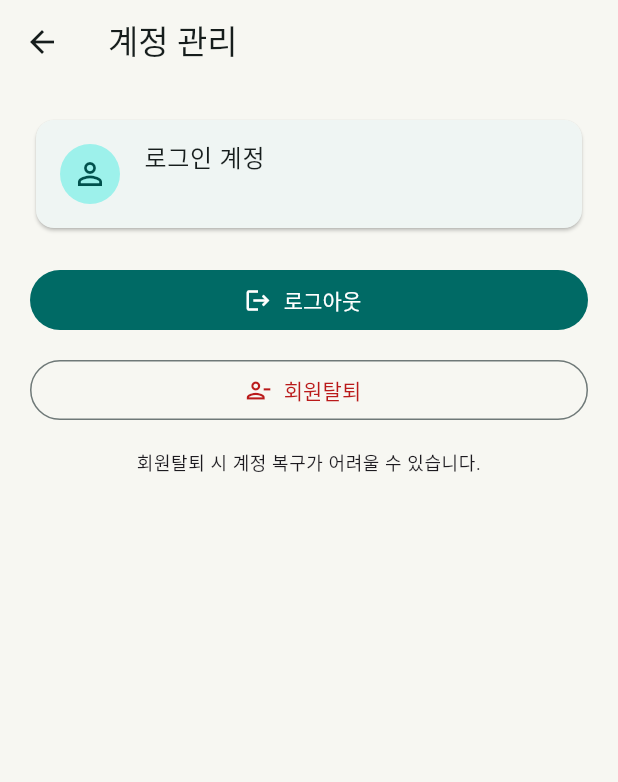
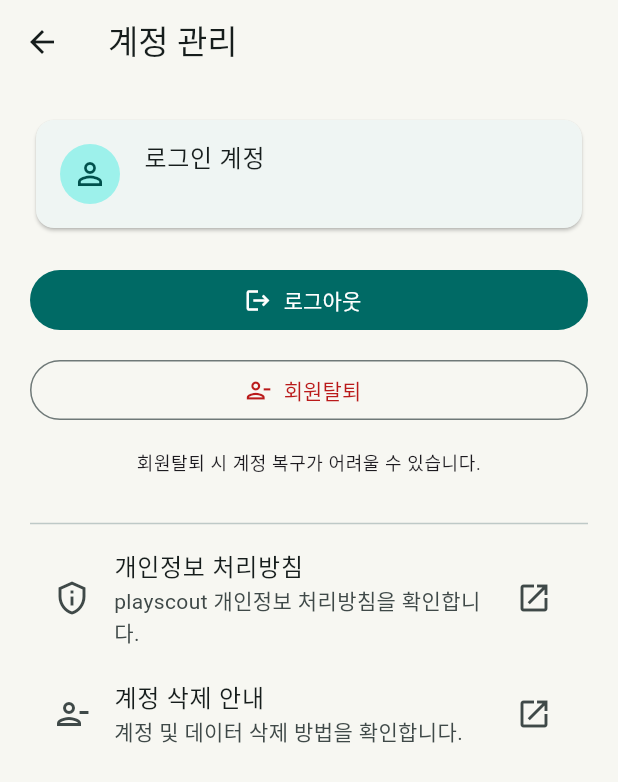
Before and after one commit to guige01-guinsa/kyoutube, a Flutter app: the AccountPage screen opened directly, on a phone screen of 412 x 824 dp. Shown: the top 782 px of the screen. Run offline on Flutter 3.47's test engine with Material 3 defaults, Android fonts, the phone set to English and light mode, and no system bars; our stand-ins replace firebase_core, firebase_messaging, flutter_riverpod, go_router, image_picker, shared_preferences and 1 more; missing offline and left inert: youtube_recipe_search; accounts and stored records are empty.

Commit message:
feat(auth): add privacy and account deletion links

```diff
--- a/lib/features/auth/presentation/account_page.dart
+++ b/lib/features/auth/presentation/account_page.dart
@@ -2,6 +2,7 @@ import 'package:flutter/material.dart';
 import 'package:flutter_riverpod/flutter_riverpod.dart';
 import 'package:go_router/go_router.dart';
 import 'package:supabase_flutter/supabase_flutter.dart';
+import 'package:url_launcher/url_launcher.dart';
 
 import '../application/account_service.dart';
 import '../application/auth_providers.dart';
@@ -14,7 +15,35 @@ class AccountPage extends ConsumerStatefulWidget {
 }
 
 class _AccountPageState extends ConsumerState<AccountPage> {
+  static final Uri _privacyPolicyUri = Uri.parse(
+    'https://www.ka-part.com/privacy',
+  );
+  static final Uri _deleteAccountGuideUri = Uri.parse(
+    'https://www.ka-part.com/delete-account',
+  );
+
   bool _isProcessing = false;
+
+  Future<void> _openExternalUrl(Uri uri) async {
+    try {
+      final opened = await launchUrl(
+        uri,
+        mode: LaunchMode.externalApplication,
+      );
+
+      if (!opened && mounted) {
+        ScaffoldMessenger.of(context).showSnackBar(
+          const SnackBar(content: Text('웹페이지를 열 수 없습니다.')),
+        );
+      }
+    } catch (error) {
+      if (mounted) {
+        ScaffoldMessenger.of(context).showSnackBar(
+          SnackBar(content: Text('웹페이지를 열 수 없습니다: $error')),
+        );
+      }
+    }
+  }
 
   Future<void> _signOut() async {
     setState(() {
@@ -125,9 +154,30 @@ class _AccountPageState extends ConsumerState<AccountPage> {
       return Scaffold(
         appBar: AppBar(title: const Text('계정 관리')),
         body: Center(
-          child: FilledButton(
-            onPressed: () => context.go('/login'),
-            child: const Text('로그인하기'),
+          child: Padding(
+            padding: const EdgeInsets.all(20),
+            child: Column(
+              mainAxisSize: MainAxisSize.min,
+              crossAxisAlignment: CrossAxisAlignment.stretch,
+              children: <Widget>[
+                FilledButton(
+                  onPressed: () => context.go('/login'),
+                  child: const Text('로그인하기'),
+                ),
+                const SizedBox(height: 16),
+                OutlinedButton.icon(
+                  onPressed: () => _openExternalUrl(_privacyPolicyUri),
+                  icon: const Icon(Icons.privacy_tip_outlined),
+                  label: const Text('개인정보 처리방침'),
+                ),
+                const SizedBox(height: 8),
+                OutlinedButton.icon(
+                  onPressed: () => _openExternalUrl(_deleteAccountGuideUri),
+                  icon: const Icon(Icons.person_remove_outlined),
+                  label: const Text('계정 삭제 안내'),
+                ),
+              ],
+            ),
           ),
         ),
       );
@@ -175,6 +225,22 @@ class _AccountPageState extends ConsumerState<AccountPage> {
             textAlign: TextAlign.center,
             style: Theme.of(context).textTheme.bodySmall,
           ),
+          const SizedBox(height: 24),
+          const Divider(),
+          ListTile(
+            leading: const Icon(Icons.privacy_tip_outlined),
+            title: const Text('개인정보 처리방침'),
+            subtitle: const Text('playscout 개인정보 처리방침을 확인합니다.'),
+            trailing: const Icon(Icons.open_in_new),
+            onTap: () => _openExternalUrl(_privacyPolicyUri),
+          ),
+          ListTile(
+            leading: const Icon(Icons.person_remove_outlined),
+            title: const Text('계정 삭제 안내'),
+            subtitle: const Text('계정 및 데이터 삭제 방법을 확인합니다.'),
+            trailing: const Icon(Icons.open_in_new),
+            onTap: () => _openExternalUrl(_deleteAccountGuideUri),
+          ),
         ],
       ),
     );
```
